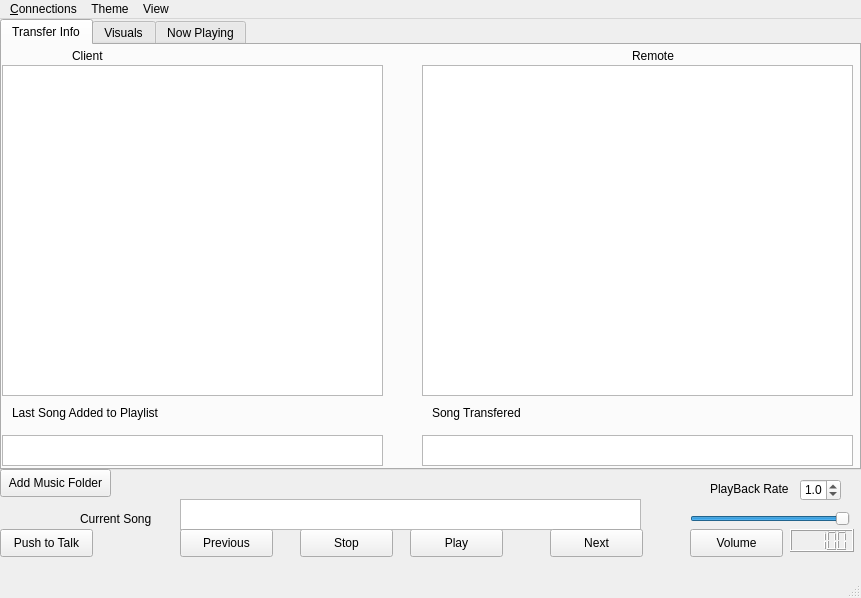
tnightingale/COMMAudio, file mainwindow.ui: the form before one commit.
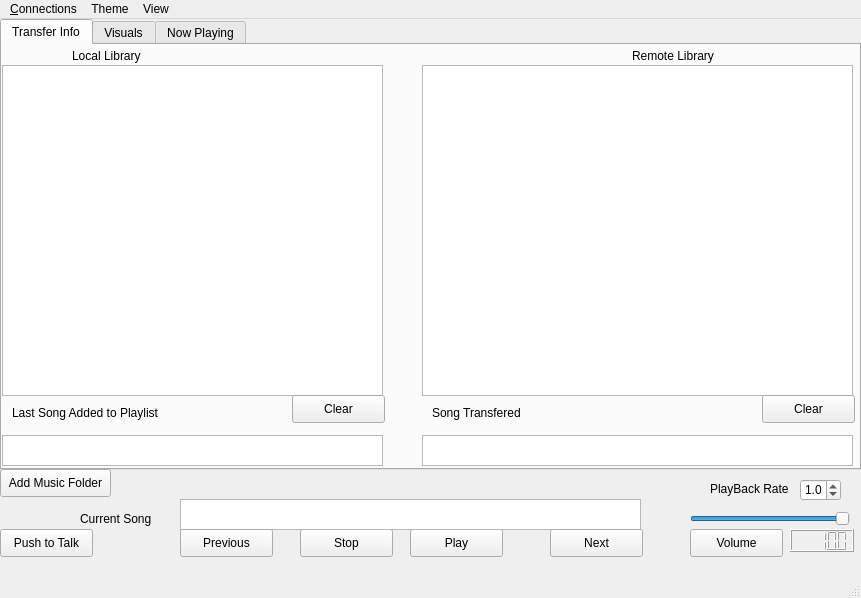
The form after the commit. The open tabs and pages were chosen to show the change.

Commit message: clear button added

The edit to the form file:
```diff
--- a/mainwindow.ui
+++ b/mainwindow.ui
@@ -104,12 +104,12 @@
        <rect>
         <x>630</x>
         <y>0</y>
-        <width>51</width>
+        <width>91</width>
         <height>21</height>
        </rect>
       </property>
       <property name="text">
-       <string>Remote</string>
+       <string>Remote Library</string>
       </property>
      </widget>
      <widget class="QLabel" name="label">
@@ -117,12 +117,12 @@
        <rect>
         <x>70</x>
         <y>0</y>
-        <width>41</width>
+        <width>81</width>
         <height>21</height>
        </rect>
       </property>
       <property name="text">
-       <string>Client</string>
+       <string>Local Library</string>
       </property>
      </widget>
      <widget class="QTextEdit" name="songAddedEditBox">
@@ -171,6 +171,32 @@
        <string>Song Transfered</string>
       </property>
      </widget>
+     <widget class="QPushButton" name="clearLocalButton">
+      <property name="geometry">
+       <rect>
+        <x>290</x>
+        <y>350</y>
+        <width>93</width>
+        <height>28</height>
+       </rect>
+      </property>
+      <property name="text">
+       <string>Clear</string>
+      </property>
+     </widget>
+     <widget class="QPushButton" name="clearRemoteButton">
+      <property name="geometry">
+       <rect>
+        <x>760</x>
+        <y>350</y>
+        <width>93</width>
+        <height>28</height>
+       </rect>
+      </property>
+      <property name="text">
+       <string>Clear</string>
+      </property>
+     </widget>
     </widget>
     <widget class="QWidget" name="tab_2">
      <attribute name="title">
```
Left out of the diff: 25 changed lines with no effect on the pictures. The commit also changes 2 other files.
